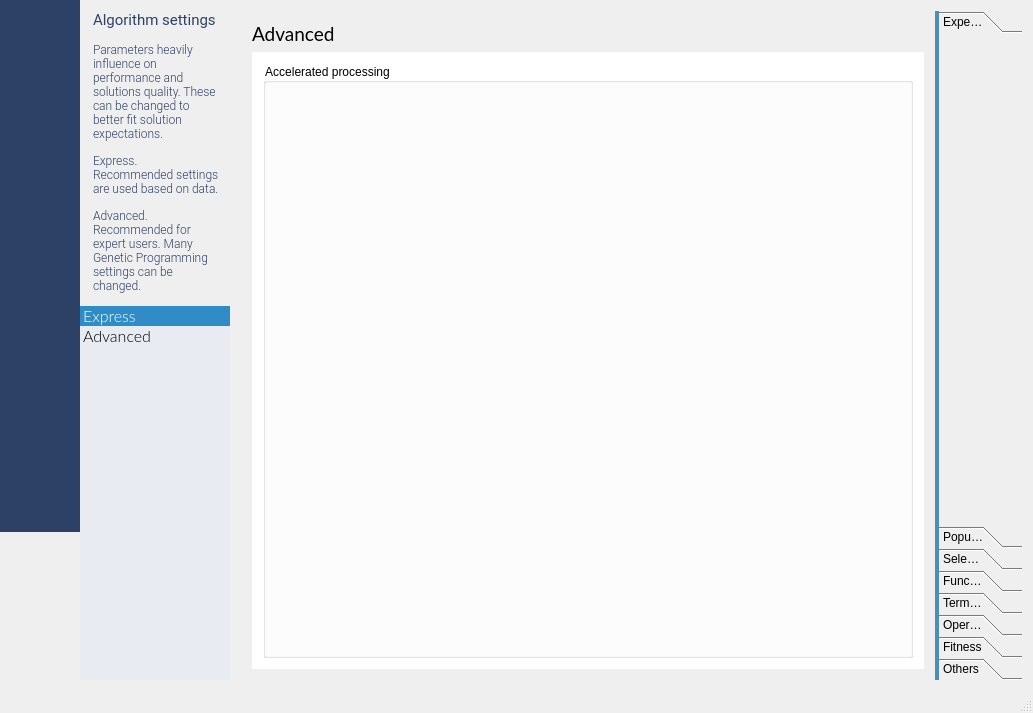
First picture: the form in source/mainwidget.ui, repository emigdioz/LeafGP, before the edit.
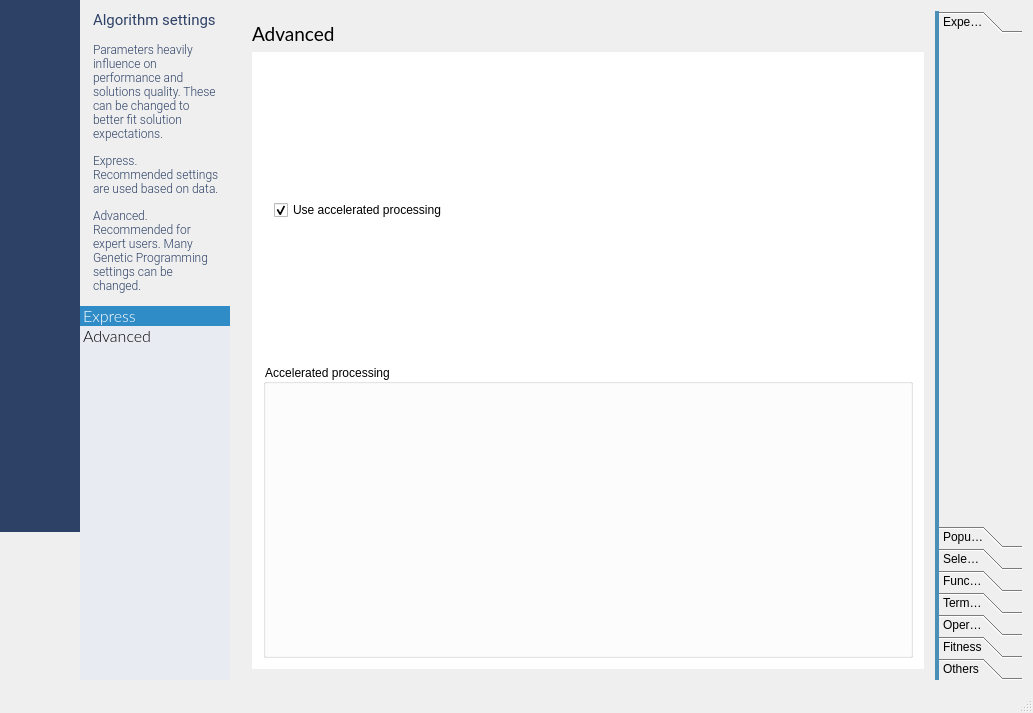
Second picture: the form after the edit. The open tabs and pages were chosen to show the change. Icons and pictures are not drawn. Custom widgets are drawn as their Qt base class.

Diff of the .ui file:
```diff
--- a/source/mainwidget.ui
+++ b/source/mainwidget.ui
@@ -3361,6 +3361,32 @@
                       <layout class="QGridLayout" name="gridLayout_70">
                        <item row="0" column="0">
                         <layout class="QVBoxLayout" name="verticalLayout_23">
+                         <item>
+                          <widget class="QFrame" name="frame_33">
+                           <property name="frameShape">
+                            <enum>QFrame::NoFrame</enum>
+                           </property>
+                           <property name="frameShadow">
+                            <enum>QFrame::Raised</enum>
+                           </property>
+                           <layout class="QGridLayout" name="gridLayout_75">
+                            <item row="0" column="0">
+                             <layout class="QGridLayout" name="gridLayout_74">
+                              <item row="0" column="0">
+                               <widget class="QCheckBox" name="checkBox">
+                                <property name="text">
+                                 <string>Use accelerated processing</string>
+                                </property>
+                                <property name="checked">
+                                 <bool>true</bool>
+                                </property>
+                               </widget>
+                              </item>
+                             </layout>
+                            </item>
+                           </layout>
+                          </widget>
+                         </item>
                          <item>
                           <widget class="QGroupBox" name="groupBox_7">
                            <property name="styleSheet">
```
Left out of the diff: 8 changed lines with no effect on the pictures.
